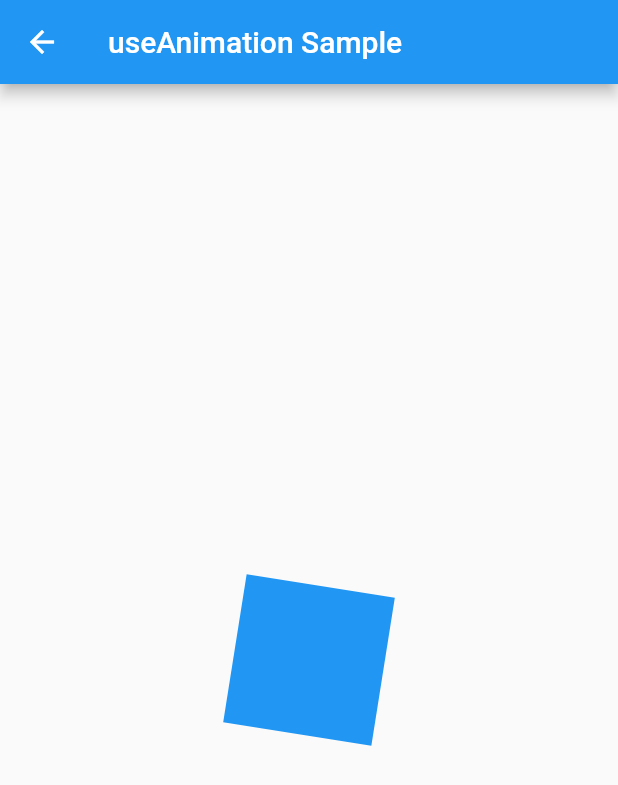
After one commit to keybow007/hooks_sample, a Flutter app: the screen it shows after launch, after a tap on "useAnimationController", on a phone screen of 412 x 824 dp. The commit adds this screen. Shown: the top 785 px of the screen. Run offline on Flutter 3.47's test engine with Material 2 defaults, Android fonts, the light colour scheme and no system bars; our stand-ins replace flutter_hooks, shared_preferences.

Commit message:
animation追加

```diff
--- a/lib/home_screen.dart
+++ b/lib/home_screen.dart
@@ -1,7 +1,9 @@
 import 'package:flutter/material.dart';
+import 'package:hooks_sample/hooks/use_animation.dart';
 import 'package:hooks_sample/hooks/use_effect.dart';
 import 'package:hooks_sample/hooks/use_state.dart';
 import 'package:hooks_sample/hooks/use_stream.dart';
+import 'package:hooks_sample/no_hooks/use_animation.dart';
 import 'package:hooks_sample/no_hooks/use_effect.dart';
 import 'package:hooks_sample/no_hooks/use_state.dart';
 import 'package:hooks_sample/no_hooks/use_stream.dart';
@@ -74,6 +76,19 @@ class _HomeScreenState extends State<HomeScreen> {
                 ),
               ),
             ),
+            Card(
+              child: ListTile(
+                title: Text("useAnimationController"),
+                onTap: () => Navigator.push(
+                  context,
+                  MaterialPageRoute(
+                    builder: (_) => (_isUseHooks)
+                        ? UseAnimationHooksScreen()
+                        : UseAnimationNoHooksScreen(),
+                  ),
+                ),
+              ),
+            ),
           ],
         ),
       ),
--- /dev/null
+++ b/lib/hooks/use_animation.dart
@@ -0,0 +1,36 @@
+import 'package:flutter/material.dart';
+import 'package:flutter_hooks/flutter_hooks.dart';
+import 'dart:math';
+
+class UseAnimationHooksScreen extends HookWidget {
+  const UseAnimationHooksScreen({Key? key}) : super(key: key);
+
+  @override
+  Widget build(BuildContext context) {
+    final controller = useAnimationController(
+      duration: Duration(seconds: 4),
+    );
+    controller.repeat();
+    return Scaffold(
+      appBar: AppBar(
+        title: Text("useAnimation Sample"),
+      ),
+      body: Center(
+        child: AnimatedBuilder(
+          animation: controller,
+          builder: (_, child) {
+            return Transform.rotate(
+              angle: controller.value * 2 * pi,
+              child: child,
+            );
+          },
+          child: Container(
+            width: 100,
+            height: 100,
+            color: Colors.blue,
+          ),
+        ),
+      ),
+    );
+  }
+}
```
Also changed, not shown: lib/no_hooks/use_animation.dart (added, +54 -0 lines).
